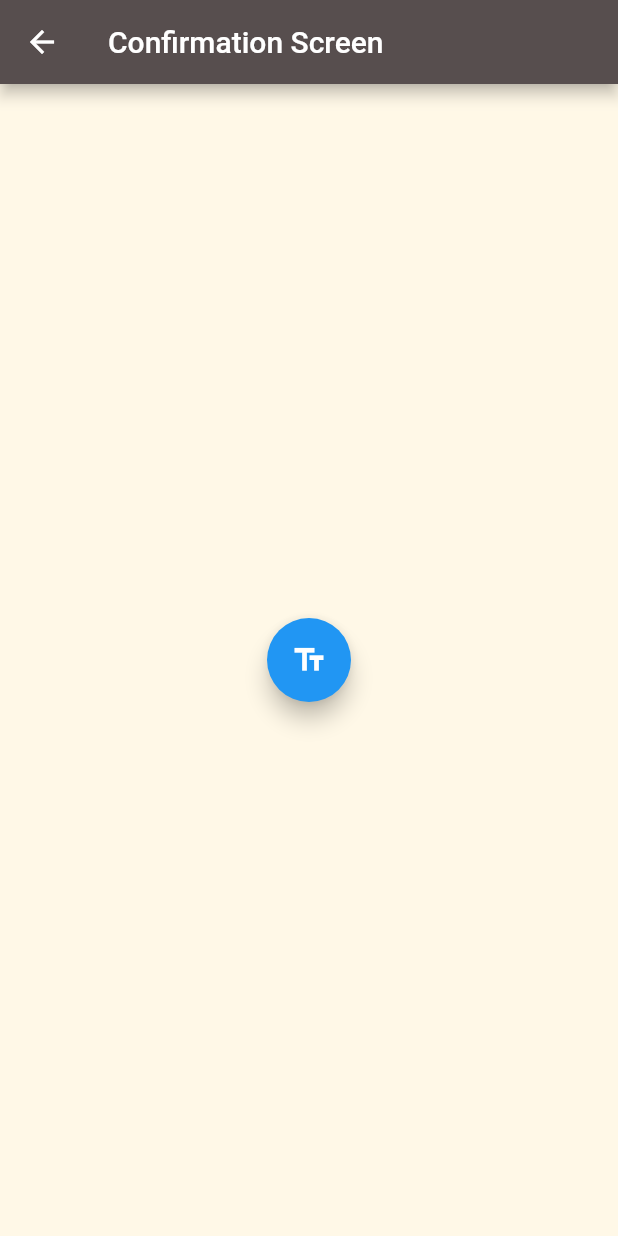
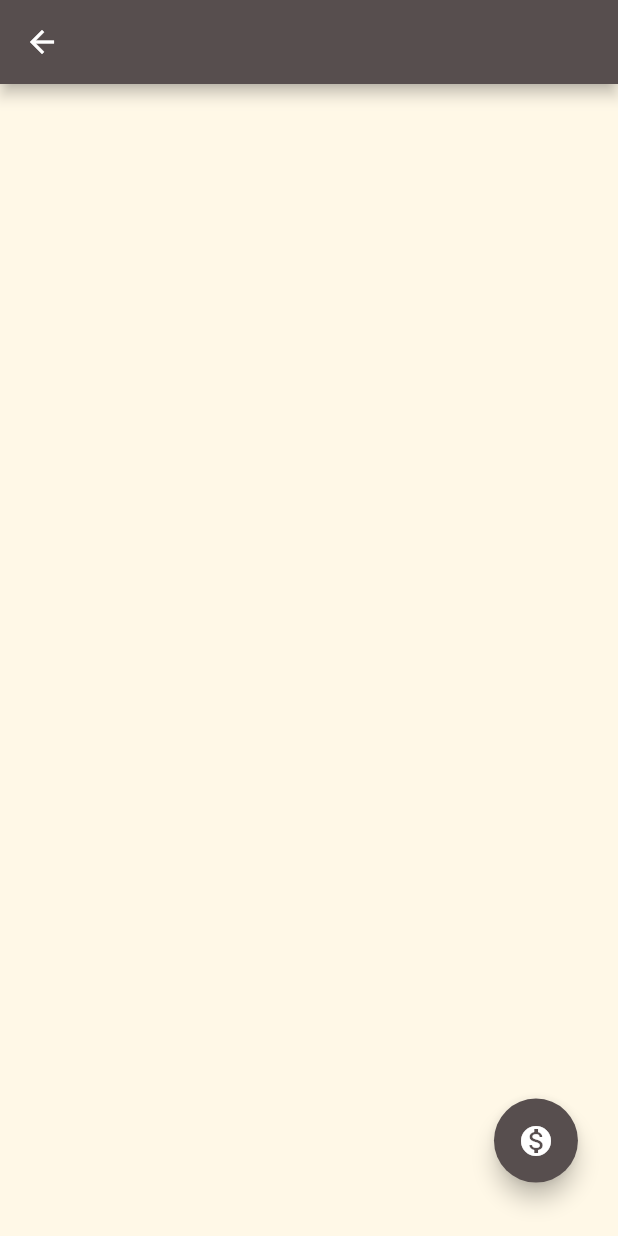
Before and after one commit to CNsquared/ABGapp, a Flutter app: the SecondRoute screen opened directly, on a phone screen of 412 x 824 dp. Run offline on Flutter 3.47's test engine with Material 2 defaults, Android fonts, the phone set to English and light mode, and no system bars.

Commit message:
floating button
its better

```diff
--- a/lib/main.dart
+++ b/lib/main.dart
@@ -91,7 +91,7 @@ class SecondRoute extends StatelessWidget {
   Widget build(BuildContext context) {
     return Scaffold(
       appBar: AppBar(
-        title: const Text('Confirmation Screen'),
+        title: const Text(''),
         backgroundColor: Color.fromARGB(255, 87,78,78),
       ),
       body: Center(
@@ -100,8 +100,9 @@ class SecondRoute extends StatelessWidget {
           width: 10000,
           color: Color.fromARGB(255,255,248,231),
         child: Align(
-          alignment: Alignment.center,
+          alignment: Alignment(.85,.9),
           child: FloatingActionButton(
+            backgroundColor: Color.fromARGB(255,87,78,78),
   // When the user presses the button, show an alert dialog containing
   // the text that the user has entered into the text field.
             onPressed: () {
@@ -117,7 +118,7 @@ class SecondRoute extends StatelessWidget {
     );
   },
   tooltip: 'Show me the value!',
-  child: const Icon(Icons.text_fields),
+  child: const Icon(Icons.monetization_on),
 ),
         // child: ElevatedButton(
         //   style: ElevatedButton.styleFrom(
```
Lines whose indentation alone changed are shown as unchanged.
